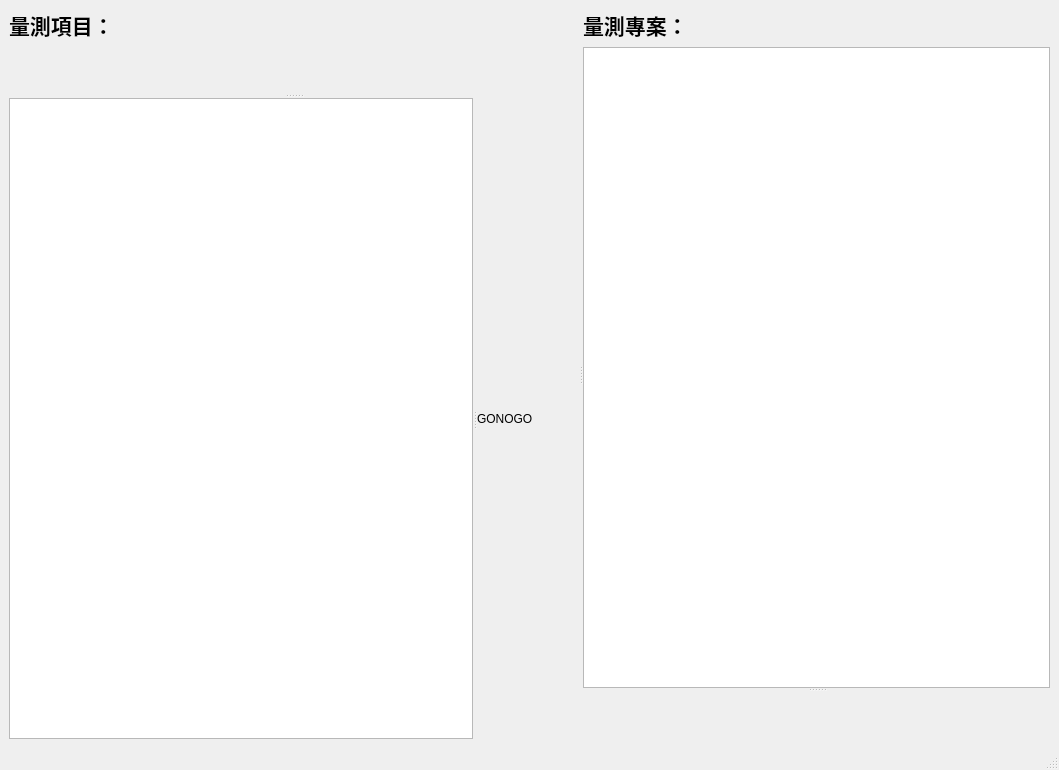
Qt form measure_mainwindow.ui (a20202042/pdal-measurement_now) before a commit.
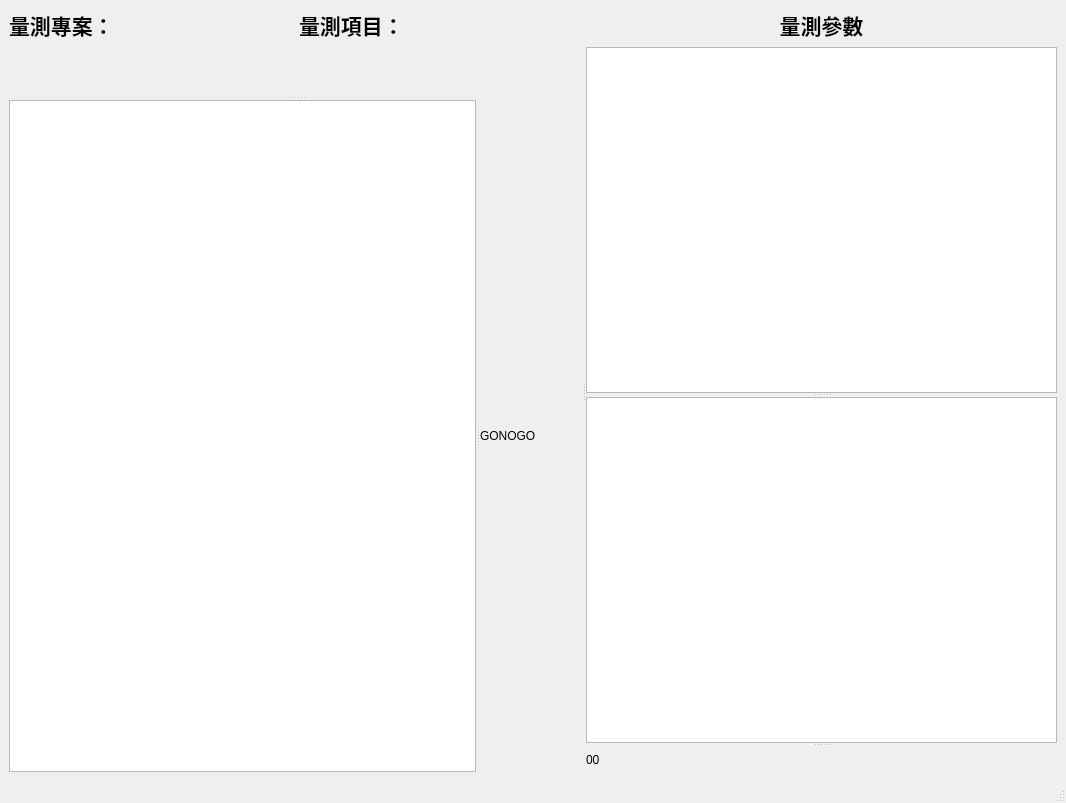
The same form after that commit. Icons and pictures are not drawn.

The edit to the form file:
```diff
--- a/measure_mainwindow.ui
+++ b/measure_mainwindow.ui
@@ -6,8 +6,8 @@
    <rect>
     <x>0</x>
     <y>0</y>
-    <width>1059</width>
-    <height>770</height>
+    <width>1066</width>
+    <height>803</height>
    </rect>
   </property>
   <property name="windowTitle">
@@ -20,8 +20,37 @@
       <property name="orientation">
        <enum>Qt::Horizontal</enum>
       </property>
-      <widget class="QWidget" name="layoutWidget">
-       <layout class="QVBoxLayout" name="verticalLayout_2">
+      <widget class="QWidget" name="">
+       <layout class="QVBoxLayout" name="verticalLayout">
+        <item>
+         <layout class="QHBoxLayout" name="horizontalLayout">
+          <item>
+           <widget class="QLabel" name="label_project_name">
+            <property name="sizePolicy">
+             <sizepolicy hsizetype="Preferred" vsizetype="Fixed">
+              <horstretch>0</horstretch>
+              <verstretch>0</verstretch>
+             </sizepolicy>
+            </property>
+            <property name="font">
+             <font>
+              <family>微軟正黑體</family>
+              <pointsize>16</pointsize>
+              <weight>75</weight>
+              <bold>true</bold>
+             </font>
+            </property>
+            <property name="layoutDirection">
+             <enum>Qt::LeftToRight</enum>
+            </property>
+            <property name="text">
+             <string>量測專案：</string>
+            </property>
+            <property name="alignment">
+             <set>Qt::AlignLeading|Qt::AlignLeft|Qt::AlignVCenter</set>
+            </property>
+           </widget>
+          </item>
         <item>
          <widget class="QLabel" name="label_project_item_name">
           <property name="font">
@@ -40,12 +69,17 @@
           </property>
          </widget>
         </item>
+         </layout>
+        </item>
         <item>
-         <widget class="QSplitter" name="splitter_3">
+         <widget class="QSplitter" name="splitter_2">
           <property name="orientation">
            <enum>Qt::Vertical</enum>
           </property>
           <widget class="QLabel" name="label_item_image">
+           <property name="enabled">
+            <bool>true</bool>
+           </property>
            <property name="sizePolicy">
             <sizepolicy hsizetype="Ignored" vsizetype="Ignored">
              <horstretch>0</horstretch>
@@ -62,13 +96,13 @@
             <bool>true</bool>
            </property>
           </widget>
-          <widget class="QSplitter" name="splitter_2">
+          <widget class="QSplitter" name="splitter">
            <property name="orientation">
             <enum>Qt::Horizontal</enum>
            </property>
            <widget class="QTableWidget" name="tableWidget_project_item">
             <property name="sizePolicy">
-             <sizepolicy hsizetype="Expanding" vsizetype="Ignored">
+             <sizepolicy hsizetype="Ignored" vsizetype="Ignored">
               <horstretch>0</horstretch>
               <verstretch>0</verstretch>
              </sizepolicy>
@@ -76,7 +110,7 @@
            </widget>
            <widget class="QLabel" name="label_gonogo">
             <property name="sizePolicy">
-             <sizepolicy hsizetype="Minimum" vsizetype="Minimum">
+             <sizepolicy hsizetype="Ignored" vsizetype="Ignored">
               <horstretch>0</horstretch>
               <verstretch>0</verstretch>
              </sizepolicy>
@@ -90,10 +124,10 @@
         </item>
        </layout>
       </widget>
-      <widget class="QWidget" name="layoutWidget">
-       <layout class="QVBoxLayout" name="verticalLayout">
+      <widget class="QWidget" name="">
+       <layout class="QVBoxLayout" name="verticalLayout_2">
         <item>
-         <widget class="QLabel" name="label_project_name">
+         <widget class="QLabel" name="label_project_item_name_2">
           <property name="font">
            <font>
             <family>微軟正黑體</family>
@@ -102,22 +136,27 @@
             <bold>true</bold>
            </font>
           </property>
-          <property name="layoutDirection">
-           <enum>Qt::LeftToRight</enum>
-          </property>
           <property name="text">
-           <string>量測專案：</string>
+           <string>量測參數</string>
           </property>
           <property name="alignment">
-           <set>Qt::AlignLeading|Qt::AlignLeft|Qt::AlignVCenter</set>
+           <set>Qt::AlignCenter</set>
           </property>
          </widget>
         </item>
         <item>
-         <widget class="QSplitter" name="splitter">
+         <widget class="QSplitter" name="splitter_3">
           <property name="orientation">
            <enum>Qt::Vertical</enum>
           </property>
+          <widget class="QTableWidget" name="tableWidget_measure_item">
+           <property name="sizePolicy">
+            <sizepolicy hsizetype="Fixed" vsizetype="Fixed">
+             <horstretch>0</horstretch>
+             <verstretch>0</verstretch>
+            </sizepolicy>
+           </property>
+          </widget>
           <widget class="QTableWidget" name="tableWidget_measure">
            <property name="sizePolicy">
             <sizepolicy hsizetype="Ignored" vsizetype="Ignored">
@@ -134,7 +173,7 @@
             </sizepolicy>
            </property>
            <property name="text">
-            <string/>
+            <string>00</string>
            </property>
            <property name="pixmap">
             <pixmap>:/newPrefix/螢幕擷取畫面 2020-09-17 163652.png</pixmap>
```
Left out of the diff: 2 changed lines with no effect on the pictures. Lines whose indentation alone changed are shown as unchanged.
